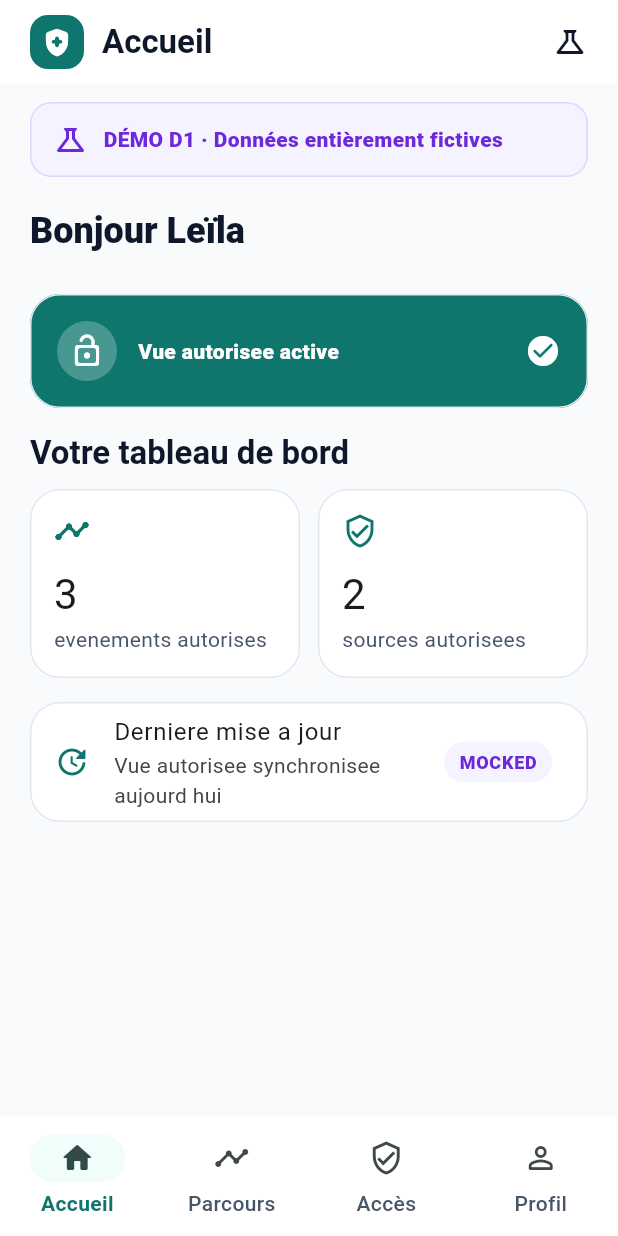
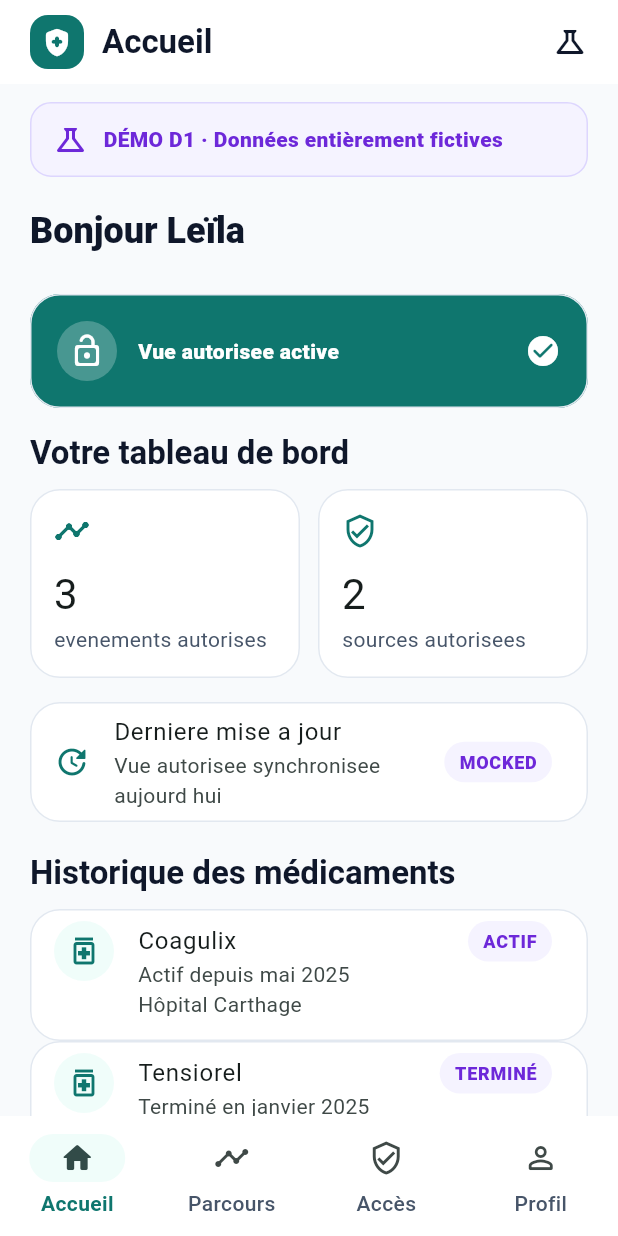
Before and after one commit to Medmas07/Medos, a Flutter app: the screen it shows after launch, on a phone screen of 412 x 824 dp. Run offline on Flutter 3.47's test engine with Material 3 defaults, Android fonts, the phone set to English and light mode, and no system bars.

Commit message:
feat(patient): add medication history
Render a D1 authorized medication history from fictional canonical fixtures, including source organizations and active or completed states. Keep the Patient App presentation-only with explicit demo labeling and no medication safety authority.

```diff
--- a/apps/mobile/patient/lib/demo/canonical_patient.dart
+++ b/apps/mobile/patient/lib/demo/canonical_patient.dart
@@ -64,3 +64,36 @@ const demoTimeline = <CanonicalTimelineEvent>[
     kind: 'Consultation',
   ),
 ];
+
+class CanonicalMedication {
+  const CanonicalMedication({
+    required this.name,
+    required this.code,
+    required this.organization,
+    required this.period,
+    required this.status,
+  });
+
+  final String name;
+  final String code;
+  final String organization;
+  final String period;
+  final String status;
+}
+
+const demoMedications = <CanonicalMedication>[
+  CanonicalMedication(
+    name: 'Coagulix',
+    code: 'MED-COAGULIX',
+    organization: 'Hôpital Carthage',
+    period: 'Actif depuis mai 2025',
+    status: 'Actif',
+  ),
+  CanonicalMedication(
+    name: 'Tensiorel',
+    code: 'MED-TENSIOREL',
+    organization: 'Clinique Les Jasmins',
+    period: 'Terminé en janvier 2025',
+    status: 'Terminé',
+  ),
+];
--- a/apps/mobile/patient/lib/presentation/patient_shell.dart
+++ b/apps/mobile/patient/lib/presentation/patient_shell.dart
@@ -268,6 +268,40 @@ class _DashboardContent extends StatelessWidget {
             trailing: const _StatusPill(label: 'MOCKED'),
           ),
         ),
+        const SizedBox(height: 20),
+        Text(
+          'Historique des médicaments',
+          style: Theme.of(context).textTheme.titleLarge,
+        ),
+        const SizedBox(height: 10),
+        const _MedicationHistorySection(),
+      ],
+    );
+  }
+}
+
+class _MedicationHistorySection extends StatelessWidget {
+  const _MedicationHistorySection();
+
+  @override
+  Widget build(BuildContext context) {
+    return Column(
+      children: [
+        for (final medication in demoMedications)
+          Card(
+            child: ListTile(
+              leading: const CircleAvatar(
+                backgroundColor: PatientColors.brandSoft,
+                child: Icon(Icons.medication_outlined, color: PatientColors.brand),
+              ),
+              title: Text(medication.name),
+              subtitle: Text(
+                '${medication.period}\n${medication.organization}',
+              ),
+              isThreeLine: true,
+              trailing: _StatusPill(label: medication.status.toUpperCase()),
+            ),
+          ),
       ],
     );
   }
```
Also changed, not shown: 2 other files.
